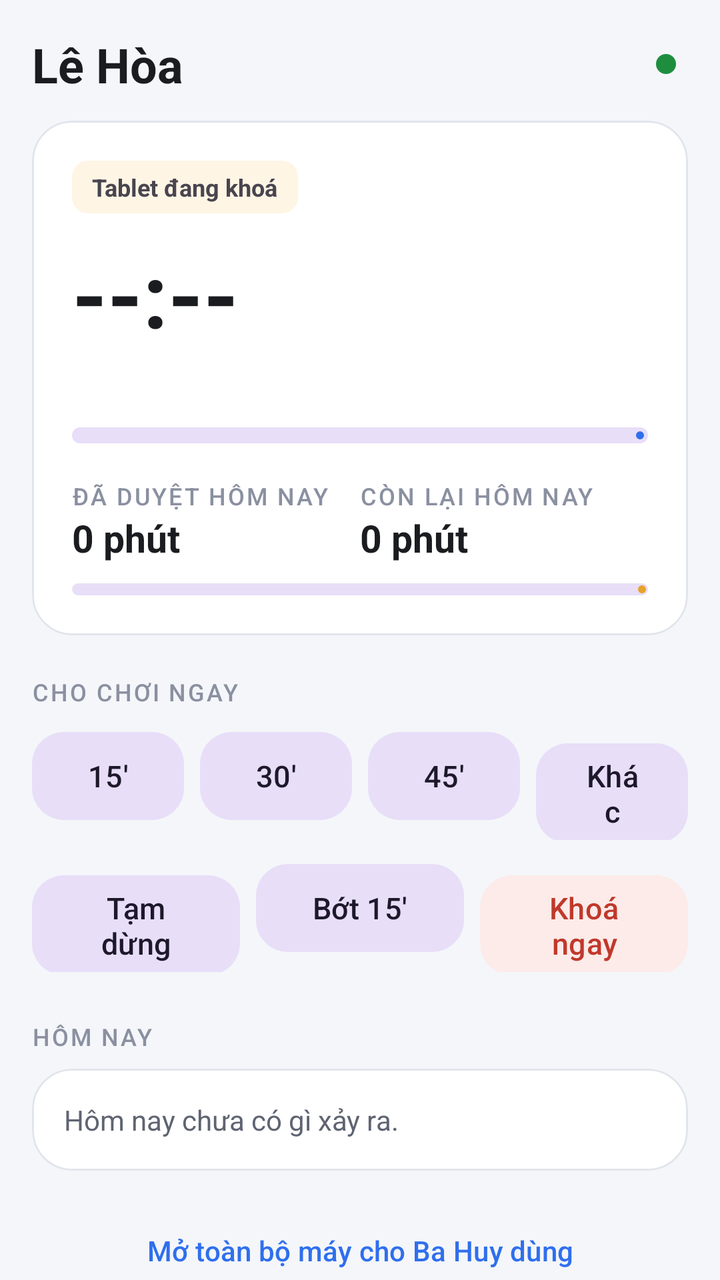
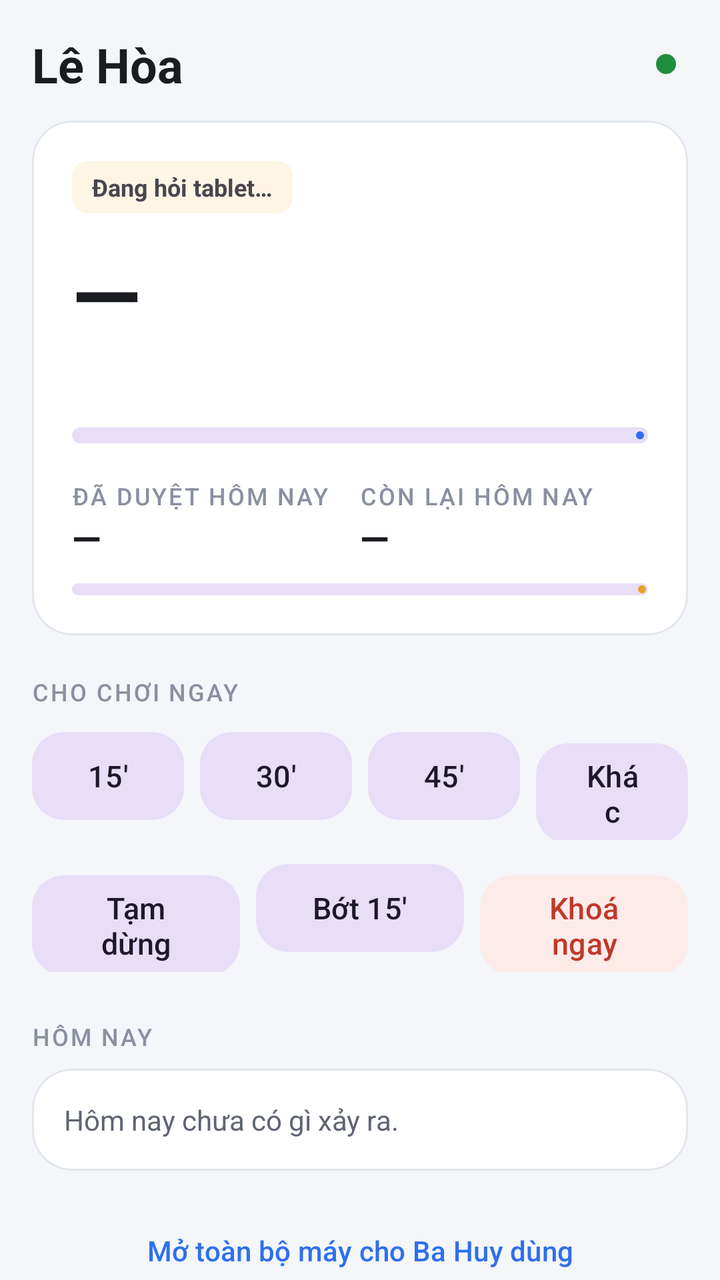

Before-and-after screenshots of an Android layout around one commit, followed by the original layout XML and the change that was made.
<!-- AndroidManifest.xml: application theme Theme.BangDieuKhien -->
<!-- res/layout/fragment_bang.xml -->
<?xml version="1.0" encoding="utf-8"?>
<ScrollView xmlns:android="http://schemas.android.com/apk/res/android"
    xmlns:app="http://schemas.android.com/apk/res-auto"
    android:layout_width="match_parent"
    android:layout_height="match_parent"
    android:fillViewport="true"
    android:scrollbars="none">

    <LinearLayout
        android:layout_width="match_parent"
        android:layout_height="wrap_content"
        android:orientation="vertical"
        android:padding="16dp">

        
        <LinearLayout
            android:layout_width="match_parent"
            android:layout_height="wrap_content"
            android:orientation="horizontal"
            android:gravity="center_vertical"
            android:paddingBottom="12dp">

            <TextView
                android:id="@+id/tenCon"
                android:layout_width="0dp"
                android:layout_height="wrap_content"
                android:layout_weight="1"
                android:text="@string/child_name"
                android:textAppearance="@style/TextAppearance.Material3.HeadlineSmall"
                android:textColor="@color/ink"
                android:textStyle="bold" />

            <View
                android:id="@+id/chamSong"
                android:layout_width="10dp"
                android:layout_height="10dp"
                android:layout_marginEnd="6dp"
                android:background="@drawable/cham" />

            <TextView
                android:id="@+id/pinMay"
                android:layout_width="wrap_content"
                android:layout_height="wrap_content"
                android:textColor="@color/ink_soft"
                android:textSize="13sp" />
        </LinearLayout>

        
        <com.google.android.material.card.MaterialCardView
            android:id="@+id/theCanhBao"
            style="@style/The"
            android:layout_width="match_parent"
            android:layout_height="wrap_content"
            android:layout_marginBottom="12dp"
            android:visibility="gone"
            app:cardBackgroundColor="@color/alert_soft"
            app:strokeColor="@color/alert">

            <TextView
                android:id="@+id/chuCanhBao"
                android:layout_width="match_parent"
                android:layout_height="wrap_content"
                android:padding="16dp"
                android:textColor="@color/alert"
                android:textSize="14sp"
                android:lineSpacingExtra="3dp" />
        </com.google.android.material.card.MaterialCardView>

        
        <com.google.android.material.card.MaterialCardView
            style="@style/The"
            android:layout_width="match_parent"
            android:layout_height="wrap_content">

            <LinearLayout
                android:layout_width="match_parent"
                android:layout_height="wrap_content"
                android:orientation="vertical"
                android:padding="20dp">

                <TextView
                    android:id="@+id/nhanTrangThai"
                    android:layout_width="wrap_content"
                    android:layout_height="wrap_content"
                    android:background="@drawable/vien_nhan"
                    android:paddingHorizontal="10dp"
                    android:paddingVertical="5dp"
                    android:textSize="12sp"
                    android:textStyle="bold"
                    android:text="@string/bang_dang_khoa" />

                <TextView
                    android:id="@+id/dongHo"
                    style="@style/Chu.So"
                    android:layout_width="wrap_content"
                    android:layout_height="wrap_content"
                    android:layout_marginTop="10dp"
                    android:text="--:--" />

                <TextView
                    android:id="@+id/duoiDongHo"
                    android:layout_width="match_parent"
                    android:layout_height="wrap_content"
                    android:layout_marginTop="2dp"
                    android:textColor="@color/ink_soft"
                    android:textSize="14sp" />

                <com.google.android.material.progressindicator.LinearProgressIndicator
                    android:id="@+id/thanhPhien"
                    android:layout_width="match_parent"
                    android:layout_height="wrap_content"
                    android:layout_marginTop="16dp"
                    app:trackCornerRadius="4dp"
                    app:trackThickness="8dp" />

                
                <LinearLayout
                    android:layout_width="match_parent"
                    android:layout_height="wrap_content"
                    android:layout_marginTop="18dp"
                    android:orientation="horizontal">

                    <LinearLayout
                        android:layout_width="0dp"
                        android:layout_height="wrap_content"
                        android:layout_weight="1"
                        android:orientation="vertical">

                        <TextView
                            style="@style/Chu.Tieu"
                            android:layout_width="wrap_content"
                            android:layout_height="wrap_content"
                            android:text="Đã duyệt hôm nay" />

                        <TextView
                            android:id="@+id/daDuyet"
                            android:layout_width="wrap_content"
                            android:layout_height="wrap_content"
                            android:textColor="@color/ink"
                            android:textSize="19sp"
                            android:textStyle="bold"
                            android:text="0 phút" />
                    </LinearLayout>

                    <LinearLayout
                        android:layout_width="0dp"
                        android:layout_height="wrap_content"
                        android:layout_weight="1"
                        android:orientation="vertical">

                        <TextView
                            style="@style/Chu.Tieu"
                            android:layout_width="wrap_content"
                            android:layout_height="wrap_content"
                            android:text="Còn lại hôm nay" />

                        <TextView
                            android:id="@+id/conLaiNgay"
                            android:layout_width="wrap_content"
                            android:layout_height="wrap_content"
                            android:textColor="@color/ink"
                            android:textSize="19sp"
                            android:textStyle="bold"
                            android:text="0 phút" />
                    </LinearLayout>
                </LinearLayout>

                <com.google.android.material.progressindicator.LinearProgressIndicator
                    android:id="@+id/thanhNgay"
                    android:layout_width="match_parent"
                    android:layout_height="wrap_content"
                    android:layout_marginTop="10dp"
                    app:indicatorColor="@color/wait"
                    app:trackCornerRadius="3dp"
                    app:trackThickness="6dp" />
            </LinearLayout>
        </com.google.android.material.card.MaterialCardView>

        
        <com.google.android.material.card.MaterialCardView
            android:id="@+id/theBaiCho"
            style="@style/The"
            android:layout_width="match_parent"
            android:layout_height="wrap_content"
            android:layout_marginTop="12dp"
            android:clickable="true"
            android:focusable="true"
            android:visibility="gone"
            app:cardBackgroundColor="@color/wait_soft"
            app:strokeColor="@color/wait">

            <TextView
                android:id="@+id/chuBaiCho"
                android:layout_width="match_parent"
                android:layout_height="wrap_content"
                android:drawablePadding="12dp"
                android:padding="16dp"
                android:textColor="#7A5200"
                android:textSize="15sp"
                android:textStyle="bold" />
        </com.google.android.material.card.MaterialCardView>

        
        <TextView
            style="@style/Chu.Tieu"
            android:layout_width="wrap_content"
            android:layout_height="wrap_content"
            android:layout_marginTop="20dp"
            android:layout_marginBottom="8dp"
            android:text="Cho chơi ngay" />

        <LinearLayout
            android:layout_width="match_parent"
            android:layout_height="wrap_content"
            android:orientation="horizontal">

            <com.google.android.material.button.MaterialButton
                android:id="@+id/cho15"
                style="@style/Nut.Nhanh"
                android:layout_width="0dp"
                android:layout_height="wrap_content"
                android:layout_marginEnd="8dp"
                android:layout_weight="1"
                android:text="15'" />

            <com.google.android.material.button.MaterialButton
                android:id="@+id/cho30"
                style="@style/Nut.Nhanh"
                android:layout_width="0dp"
                android:layout_height="wrap_content"
                android:layout_marginEnd="8dp"
                android:layout_weight="1"
                android:text="30'" />

            <com.google.android.material.button.MaterialButton
                android:id="@+id/cho45"
                style="@style/Nut.Nhanh"
                android:layout_width="0dp"
                android:layout_height="wrap_content"
                android:layout_marginEnd="8dp"
                android:layout_weight="1"
                android:text="45'" />

            <com.google.android.material.button.MaterialButton
                android:id="@+id/choKhac"
                style="@style/Nut.Nhanh"
                android:layout_width="0dp"
                android:layout_height="wrap_content"
                android:layout_weight="1"
                android:text="Khác" />
        </LinearLayout>

        <LinearLayout
            android:layout_width="match_parent"
            android:layout_height="wrap_content"
            android:layout_marginTop="8dp"
            android:orientation="horizontal">

            <com.google.android.material.button.MaterialButton
                android:id="@+id/nutDung"
                style="@style/Nut.Nhanh"
                android:layout_width="0dp"
                android:layout_height="wrap_content"
                android:layout_marginEnd="8dp"
                android:layout_weight="1"
                android:text="Tạm dừng" />

            <com.google.android.material.button.MaterialButton
                android:id="@+id/nutBot"
                style="@style/Nut.Nhanh"
                android:layout_width="0dp"
                android:layout_height="wrap_content"
                android:layout_marginEnd="8dp"
                android:layout_weight="1"
                android:text="Bớt 15'" />

            <com.google.android.material.button.MaterialButton
                android:id="@+id/nutKhoa"
                style="@style/Nut.Nhanh"
                android:layout_width="0dp"
                android:layout_height="wrap_content"
                android:layout_weight="1"
                android:text="Khoá ngay"
                app:backgroundTint="@color/alert_soft"
                android:textColor="@color/alert" />
        </LinearLayout>

        
        <TextView
            style="@style/Chu.Tieu"
            android:layout_width="wrap_content"
            android:layout_height="wrap_content"
            android:layout_marginTop="24dp"
            android:layout_marginBottom="8dp"
            android:text="@string/bang_nhat_ky" />

        <com.google.android.material.card.MaterialCardView
            style="@style/The"
            android:layout_width="match_parent"
            android:layout_height="wrap_content">

            <TextView
                android:id="@+id/nhatKy"
                android:layout_width="match_parent"
                android:layout_height="wrap_content"
                android:lineSpacingExtra="6dp"
                android:padding="16dp"
                android:textColor="@color/ink_soft"
                android:textSize="14sp"
                android:text="@string/bang_chua_co_gi" />
        </com.google.android.material.card.MaterialCardView>

        
        <com.google.android.material.button.MaterialButton
            android:id="@+id/nutMoMay"
            style="@style/Widget.Material3.Button.TextButton"
            android:layout_width="match_parent"
            android:layout_height="wrap_content"
            android:layout_marginTop="16dp"
            android:layout_marginBottom="8dp"
            android:text="Mở toàn bộ máy cho Ba Huy dùng" />
    </LinearLayout>
</ScrollView>
<!-- resources referenced by this layout -->
<resources>
  <color name="alert">#C0392B</color>
  <color name="alert_soft">#FCEBE9</color>
  <color name="ink">#1A1C20</color>
  <color name="ink_soft">#5F6472</color>
  <color name="wait">#E8A22B</color>
  <color name="wait_soft">#FEF5E5</color>
  <!-- drawable cham (drawable) -->
  <shape xmlns:android="http://schemas.android.com/apk/res/android" android:shape="oval">
      <solid android:color="@color/ok" />
      <size android:width="10dp" android:height="10dp" />
  </shape>
  <!-- drawable vien_nhan (drawable) -->
  <shape xmlns:android="http://schemas.android.com/apk/res/android" android:shape="rectangle">
      <solid android:color="@color/wait_soft" />
      <corners android:radius="8dp" />
  </shape>
  <string name="bang_chua_co_gi">Hôm nay chưa có gì xảy ra.</string>
  <string name="bang_dang_khoa">Tablet đang khoá</string>
  <string name="bang_nhat_ky">Hôm nay</string>
  <string name="child_name">Lê Hòa</string>
  <style name="Chu.So" parent="TextAppearance.Material3.DisplayMedium">
          <item name="android:textColor">@color/ink</item>
          <item name="android:textStyle">bold</item>
          
          <item name="android:fontFeatureSettings">tnum</item>
      </style>
  <style name="Chu.Tieu" parent="TextAppearance.Material3.LabelLarge">
          <item name="android:textColor">@color/ink_mo</item>
          <item name="android:textSize">12sp</item>
          <item name="android:letterSpacing">0.08</item>
          <item name="android:textAllCaps">true</item>
      </style>
  <style name="Nut.Nhanh" parent="Widget.Material3.Button.TonalButton">
          <item name="android:textSize">15sp</item>
          <item name="android:minHeight">52dp</item>
          <item name="cornerRadius">16dp</item>
      </style>
  <style name="The" parent="Widget.Material3.CardView.Elevated">
          
          <item name="cardBackgroundColor">@color/surface</item>
          <item name="cardCornerRadius">20dp</item>
          <item name="cardElevation">0dp</item>
          <item name="strokeWidth">1dp</item>
          <item name="strokeColor">@color/line</item>
      </style>
  <style name="Theme.BangDieuKhien" parent="Theme.Material3.Light.NoActionBar">
          <item name="colorPrimary">@color/brand</item>
          <item name="colorOnPrimary">#FFFFFF</item>
          <item name="colorPrimaryContainer">@color/brand_soft</item>
          <item name="colorOnPrimaryContainer">@color/brand_dark</item>
          <item name="android:colorBackground">@color/canvas</item>
          <item name="colorSurface">@color/surface</item>
          <item name="colorOnSurface">@color/ink</item>
          <item name="colorSurfaceContainer">@color/surface</item>
          <item name="android:statusBarColor">@color/canvas</item>
          <item name="android:navigationBarColor">@color/surface</item>
          <item name="android:windowLightStatusBar">true</item>
          <item name="android:windowLightNavigationBar">true</item>
      </style>
  <color name="ok">#1E8E3E</color>
  <color name="ink_mo">#8A90A0</color>
  <color name="surface">#FFFFFF</color>
  <color name="line">#E1E5EC</color>
  <color name="brand">#2F6FED</color>
  <color name="brand_soft">#E8F0FE</color>
  <color name="brand_dark">#1B4FC0</color>
  <color name="canvas">#F4F6FA</color>
</resources>

<!-- the commit's change to res/layout/fragment_bang.xml (unified diff, before → after) -->
@@ -87,7 +87,7 @@
                     android:paddingVertical="5dp"
                     android:textSize="12sp"
                     android:textStyle="bold"
-                    android:text="@string/bang_dang_khoa" />
+                    android:text="@string/bang_dang_hoi" />
 
                 <TextView
                     android:id="@+id/dongHo"
@@ -95,7 +95,7 @@
                     android:layout_width="wrap_content"
                     android:layout_height="wrap_content"
                     android:layout_marginTop="10dp"
-                    android:text="--:--" />
+                    android:text="@string/bang_gach" />
 
                 <TextView
                     android:id="@+id/duoiDongHo"
@@ -139,7 +139,7 @@
                             android:textColor="@color/ink"
                             android:textSize="19sp"
                             android:textStyle="bold"
-                            android:text="0 phút" />
+                            android:text="@string/bang_gach" />
                     </LinearLayout>
 
                     <LinearLayout
@@ -161,7 +161,7 @@
                             android:textColor="@color/ink"
                             android:textSize="19sp"
                             android:textStyle="bold"
-                            android:text="0 phút" />
+                            android:text="@string/bang_gach" />
                     </LinearLayout>
                 </LinearLayout>
 
@@ -201,6 +201,29 @@
         </com.google.android.material.card.MaterialCardView>
 
         
+        <com.google.android.material.card.MaterialCardView
+            android:id="@+id/theViecKet"
+            style="@style/The"
+            android:layout_width="match_parent"
+            android:layout_height="wrap_content"
+            android:layout_marginTop="12dp"
+            android:clickable="true"
+            android:focusable="true"
+            android:visibility="gone"
+            app:cardBackgroundColor="@color/alert_soft"
+            app:strokeColor="@color/alert">
+
+            <TextView
+                android:id="@+id/chuViecKet"
+                android:layout_width="match_parent"
+                android:layout_height="wrap_content"
+                android:lineSpacingExtra="3dp"
+                android:padding="16dp"
+                android:textColor="@color/alert"
+                android:textSize="14sp" />
+        </com.google.android.material.card.MaterialCardView>
+
+        
         <TextView
             style="@style/Chu.Tieu"
             android:layout_width="wrap_content"
@@ -284,6 +307,16 @@
                 app:backgroundTint="@color/alert_soft"
                 android:textColor="@color/alert" />
         </LinearLayout>
+
+        
+        <TextView
+            android:id="@+id/chuGui"
+            android:layout_width="match_parent"
+            android:layout_height="wrap_content"
+            android:layout_marginTop="10dp"
+            android:lineSpacingExtra="2dp"
+            android:textSize="14sp"
+            android:visibility="gone" />
 
         
         <TextView
<!-- resource entries referenced after the edit -->
@@ -17,7 +17,8 @@
       <corners android:radius="8dp" />
   </shape>
   <string name="bang_chua_co_gi">Hôm nay chưa có gì xảy ra.</string>
-  <string name="bang_dang_khoa">Tablet đang khoá</string>
+  <string name="bang_dang_hoi">Đang hỏi tablet…</string>
+  <string name="bang_gach">—</string>
   <string name="bang_nhat_ky">Hôm nay</string>
   <string name="child_name">Lê Hòa</string>
   <style name="Chu.So" parent="TextAppearance.Material3.DisplayMedium">
